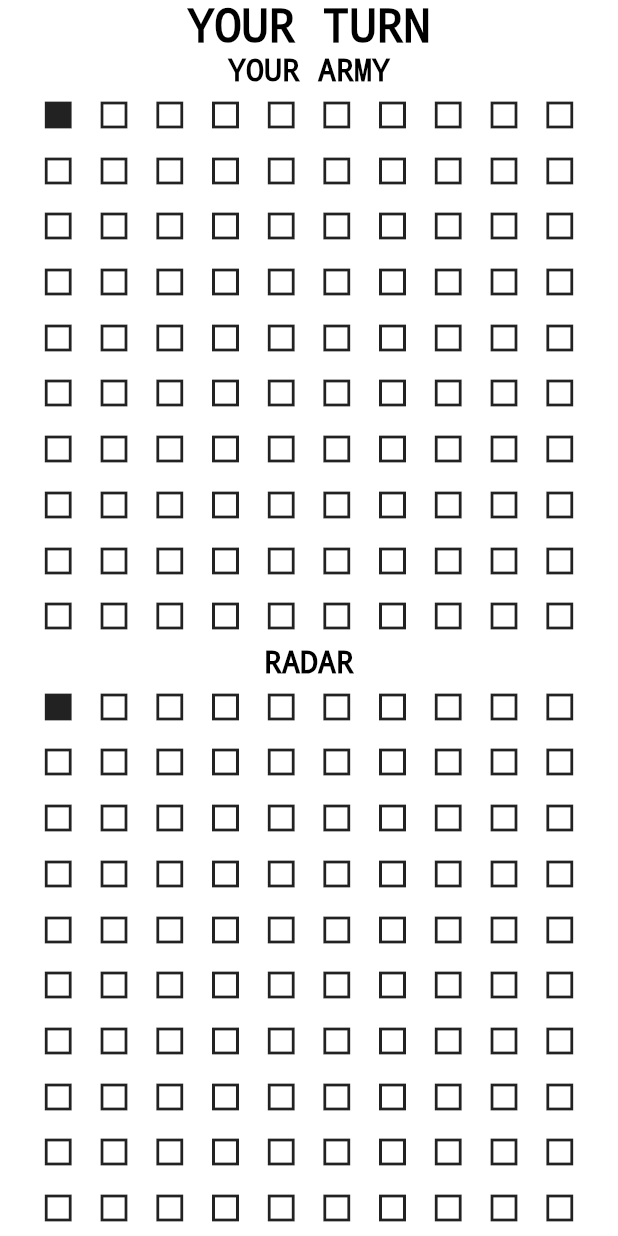
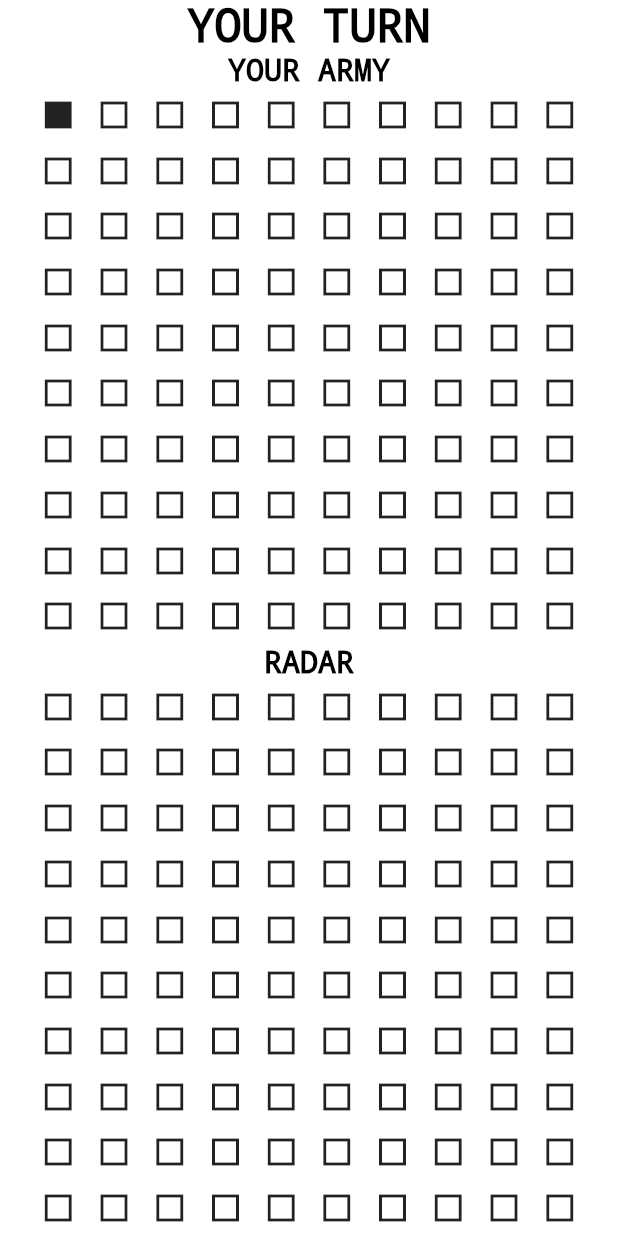
Before and after one commit to KlaudiuszSoltysik/Battleships-game, a Flutter app: the Game screen opened by its route, after a tap on the "square" icon, on a phone screen of 412 x 824 dp. Run offline on Flutter 3.47's test engine with Material 2 defaults, Android fonts, the phone set to English and light mode, and no system bars; our stand-ins replace animated_text_kit.

Commit message:
22.09 work

```diff
--- a/lib/components/components.dart
+++ b/lib/components/components.dart
@@ -79,16 +79,16 @@ class Input extends StatelessWidget {
   }
 }
 
-class GameGrid extends StatelessWidget with ChangeNotifier {
+class GameGrid extends StatelessWidget {
   GameGrid({super.key});
 
-  List<Widget> createGrid() {
+  List<Widget> createGrid(place) {
     List<Widget> rowList = [];
 
     for (int x = 0; x < 10; x++) {
       List<Widget> iconList = [];
       for (int y = 0; y < 10; y++) {
-        Square temp = Square(x: x, y: y);
+        Square temp = Square(x: x, y: y, place: place);
         iconList.add(
           Expanded(
             child: AspectRatio(
@@ -108,17 +108,32 @@ class GameGrid extends StatelessWidget with ChangeNotifier {
     return Expanded(
       child: Row(
         mainAxisAlignment: MainAxisAlignment.center,
-        children: createGrid(),
+        children: createGrid(true),
       ),
     );
   }
 }
 
-class Square extends StatefulWidget with ChangeNotifier {
+class RandomGameGrid extends GameGrid {
+  RandomGameGrid({super.key});
+
+  @override
+  Widget build(BuildContext context) {
+    return Expanded(
+      child: Row(
+        mainAxisAlignment: MainAxisAlignment.center,
+        children: createGrid(false),
+      ),
+    );
+  }
+}
+
+class Square extends StatefulWidget {
   int x;
   int y;
+  bool place;
 
-  Square({super.key, required this.x, required this.y});
+  Square({super.key, required this.x, required this.y, required this.place});
 
   @override
   State<Square> createState() => _SquareState();
@@ -129,11 +144,17 @@ class _SquareState extends State<Square> {
     context.read<Brain>().placeShip(x: widget.x, y: widget.y);
   }
 
+  void fire() {
+    context.read<AI>().fire(x: widget.x, y: widget.y);
+  }
+
   @override
   Widget build(BuildContext context) {
     return GestureDetector(
-      onTap: placeShip,
-      child: Icon(context.watch<Brain>().icon[widget.x][widget.y]),
+      onTap: widget.place ? placeShip : fire,
+      child: widget.place
+          ? Icon(context.watch<Brain>().icon[widget.x][widget.y])
+          : Icon(context.watch<AI>().icon[widget.x][widget.y]),
     );
   }
 }
--- a/lib/components/providerClass.dart
+++ b/lib/components/providerClass.dart
@@ -1,5 +1,6 @@
 import 'package:flutter/material.dart';
 import 'components.dart';
+import 'dart:math';
 
 class Brain with ChangeNotifier {
   int ship5 = 0;
@@ -9,129 +10,17 @@ class Brain with ChangeNotifier {
   int ship1 = 0;
   bool accept = false;
   bool lock = false;
-  List<List<Square>> squareList = [];
-  List<List<IconData>> icon = [
-    [
-      Icons.square_outlined,
-      Icons.square_outlined,
-      Icons.square_outlined,
-      Icons.square_outlined,
-      Icons.square_outlined,
-      Icons.square_outlined,
-      Icons.square_outlined,
-      Icons.square_outlined,
-      Icons.square_outlined,
-      Icons.square_outlined
-    ],
-    [
-      Icons.square_outlined,
-      Icons.square_outlined,
-      Icons.square_outlined,
-      Icons.square_outlined,
-      Icons.square_outlined,
-      Icons.square_outlined,
-      Icons.square_outlined,
-      Icons.square_outlined,
-      Icons.square_outlined,
-      Icons.square_outlined
-    ],
-    [
-      Icons.square_outlined,
-      Icons.square_outlined,
-      Icons.square_outlined,
-      Icons.square_outlined,
-      Icons.square_outlined,
-      Icons.square_outlined,
-      Icons.square_outlined,
-      Icons.square_outlined,
-      Icons.square_outlined,
-      Icons.square_outlined
-    ],
-    [
-      Icons.square_outlined,
-      Icons.square_outlined,
-      Icons.square_outlined,
-      Icons.square_outlined,
-      Icons.square_outlined,
-      Icons.square_outlined,
-      Icons.square_outlined,
-      Icons.square_outlined,
-      Icons.square_outlined,
-      Icons.square_outlined
-    ],
-    [
-      Icons.square_outlined,
-      Icons.square_outlined,
-      Icons.square_outlined,
-      Icons.square_outlined,
-      Icons.square_outlined,
-      Icons.square_outlined,
-      Icons.square_outlined,
-      Icons.square_outlined,
-      Icons.square_outlined,
-      Icons.square_outlined
-    ],
-    [
-      Icons.square_outlined,
-      Icons.square_outlined,
-      Icons.square_outlined,
-      Icons.square_outlined,
-      Icons.square_outlined,
-      Icons.square_outlined,
-      Icons.square_outlined,
-      Icons.square_outlined,
-      Icons.square_outlined,
-      Icons.square_outlined
-    ],
-    [
-      Icons.square_outlined,
-      Icons.square_outlined,
-      Icons.square_outlined,
-      Icons.square_outlined,
-      Icons.square_outlined,
-      Icons.square_outlined,
-      Icons.square_outlined,
-      Icons.square_outlined,
-      Icons.square_outlined,
-      Icons.square_outlined
-    ],
-    [
-      Icons.square_outlined,
-      Icons.square_outlined,
-      Icons.square_outlined,
-      Icons.square_outlined,
-      Icons.square_outlined,
-      Icons.square_outlined,
-      Icons.square_outlined,
-      Icons.square_outlined,
-      Icons.square_outlined,
-      Icons.square_outlined
-    ],
-    [
-      Icons.square_outlined,
-      Icons.square_outlined,
-      Icons.square_outlined,
-      Icons.square_outlined,
-      Icons.square_outlined,
-      Icons.square_outlined,
-      Icons.square_outlined,
-      Icons.square_outlined,
-      Icons.square_outlined,
-      Icons.square_outlined
-    ],
-    [
-      Icons.square_outlined,
-      Icons.square_outlined,
-      Icons.square_outlined,
-      Icons.square_outlined,
-      Icons.square_outlined,
-      Icons.square_outlined,
-      Icons.square_outlined,
-      Icons.square_outlined,
-      Icons.square_outlined,
-      Icons.square_outlined
-    ]
-  ];
+  List<List<IconData>> icon = [];
+
+  void init() {
+    for (int i = 0; i < 10; i++) {
+      List<IconData> temp = [];
+      for (int j = 0; j < 10; j++) {
+        temp.add(Icons.square_outlined);
+      }
+      icon.add(temp);
+    }
+  }
 
   void placeShip({required x, required y}) {
     if (!lock) {
@@ -182,11 +71,15 @@ class Brain with ChangeNotifier {
         }
       }
       notifyListeners();
-      checkLength();
+      if (checkLength()) {
+        accept = true;
+      } else {
+        accept = false;
+      }
     }
   }
 
-  void checkLength() {
+  bool checkLength() {
     ship5 = 0;
     ship4 = 0;
     ship3 = 0;
@@ -317,10 +210,93 @@ class Brain with ChangeNotifier {
         }
       }
     }
-    if (segments == 35) {
-      accept = true;
+    if ((segments == 35) &
+        (ship1 == 5) &
+        (ship2 == 4) &
+        (ship3 == 3) &
+        (ship4 == 2) &
+        (ship5 == 1)) {
+      return true;
     } else {
-      accept = false;
+      return false;
     }
   }
 }
+
+class AI extends Brain {
+  List<List<bool>> ship = [];
+  List<List<List<int>>> ship5pos = [];
+  List<List<List<int>>> ship4pos = [];
+  List<List<List<int>>> ship3pos = [];
+  List<List<List<int>>> ship2pos = [];
+  List<List<int>> ship1pos = [];
+
+  @override
+  void init() {
+    for (int i = 0; i < 10; i++) {
+      List<IconData> temp = [];
+      for (int j = 0; j < 10; j++) {
+        temp.add(Icons.square_outlined);
+      }
+      icon.add(temp);
+    }
+
+    for (int i = 0; i < 10; i++) {
+      List<bool> temp = [];
+      for (int i = 0; i < 10; i++) {
+        temp.add(false);
+      }
+      ship.add(temp);
+    }
+
+    for (int i = 0; i < 10; i++) {
+      for (int j = 0; j < 6; j++) {
+        List<List<int>> temp2 = [];
+        for (int k = j; k < j + 5; k++) {
+          List<int> temp = [];
+          temp.add(i);
+          temp.add(k);
+          temp2.add(temp);
+        }
+        ship5pos.add(temp2);
+      }
+    }
+
+    for (int i = 0; i < 10; i++) {
+      for (int j = 0; j < 10; j++) {
+        List<int> temp = [];
+        temp.add(i);
+        temp.add(j);
+        ship1pos.add(temp);
+      }
+    }
+  }
+
+  void randomizeBoard() {
+    print(ship5pos);
+
+    for (int i = 0; i < 10; i++) {
+      for (int j = 0; j < 10; j++) {
+        if (ship[i][j] == true) {
+          icon[i][j] = Icons.square;
+        }
+      }
+    }
+    notifyListeners();
+  }
+
+  void clearBoard() {
+    for (int i = 0; i < 10; i++) {
+      for (int j = 0; j < 10; j++) {
+        icon[i][j] = Icons.square_outlined;
+        ship[i][j] = false;
+      }
+    }
+    notifyListeners();
+  }
+
+  void fire({required x, required y}) {
+    clearBoard();
+    randomizeBoard();
+  }
+}
--- a/lib/main.dart
+++ b/lib/main.dart
@@ -11,17 +11,21 @@ void main() {
     MultiProvider(
       providers: [
         ChangeNotifierProvider(create: (context) => Brain()),
+        ChangeNotifierProvider(create: (context) => AI()),
       ],
       child: MyApp(),
     ),
   );
 }
 
-class MyApp extends StatelessWidget with ChangeNotifier {
+class MyApp extends StatelessWidget {
   MyApp({super.key});
 
   @override
   Widget build(BuildContext context) {
+    context.watch<Brain>().init();
+    context.watch<AI>().init();
+
     SystemChrome.setPreferredOrientations([
       DeviceOrientation.portraitUp,
       DeviceOrientation.portraitDown,
--- a/lib/screens/game.dart
+++ b/lib/screens/game.dart
@@ -10,9 +10,10 @@ class Game extends StatefulWidget {
   State<Game> createState() => _GameState();
 }
 
-class _GameState extends State<Game> with ChangeNotifier {
+class _GameState extends State<Game> {
   @override
   Widget build(BuildContext context) {
+    // context.watch<AI>().randomizeBoard();
     return Container(
       color: Colors.white,
       child: SafeArea(
@@ -49,7 +50,7 @@ class _GameState extends State<Game> with ChangeNotifier {
                 fontWeight: FontWeight.bold,
               ),
             ),
-            GameGrid(),
+            RandomGameGrid(),
           ],
         ),
       ),
--- a/lib/screens/menu.dart
+++ b/lib/screens/menu.dart
@@ -2,7 +2,7 @@ import 'package:flutter/material.dart';
 import 'package:animated_text_kit/animated_text_kit.dart';
 import '../components/components.dart';
 
-class Menu extends StatelessWidget with ChangeNotifier {
+class Menu extends StatelessWidget {
   Menu({super.key});
 
   @override
--- a/lib/screens/preparation.dart
+++ b/lib/screens/preparation.dart
@@ -10,7 +10,7 @@ class Preparation extends StatefulWidget {
   State<Preparation> createState() => _PreparationState();
 }
 
-class _PreparationState extends State<Preparation> with ChangeNotifier {
+class _PreparationState extends State<Preparation> {
   @override
   Widget build(BuildContext context) {
     return Container(
@@ -36,7 +36,7 @@ class _PreparationState extends State<Preparation> with ChangeNotifier {
               color: !context.read<Brain>().accept ? Colors.red : Colors.black,
               function: () {
                 Navigator.pushNamed(context, "/game");
-                context.read()<Brain>().lock = true;
+                context.read<Brain>().lock = true;
               },
               text: "ACCEPT",
             ),
@@ -48,9 +48,9 @@ class _PreparationState extends State<Preparation> with ChangeNotifier {
                     mainAxisAlignment: MainAxisAlignment.center,
                     children: <Widget>[
                       Text(
-                        "${5 - context.read<Brain>().ship1} X ",
+                        "${5 - context.watch<Brain>().ship1} X ",
                         style: TextStyle(
-                          color: context.read<Brain>().ship1 > 5
+                          color: context.watch<Brain>().ship1 > 5
                               ? Colors.red
                               : Colors.black,
                           decoration: TextDecoration.none,
@@ -65,9 +65,9 @@ class _PreparationState extends State<Preparation> with ChangeNotifier {
                     mainAxisAlignment: MainAxisAlignment.center,
                     children: <Widget>[
                       Text(
-                        "${4 - context.read<Brain>().ship2} X ",
+                        "${4 - context.watch<Brain>().ship2} X ",
                         style: TextStyle(
-                          color: context.read<Brain>().ship2 > 4
+                          color: context.watch<Brain>().ship2 > 4
                               ? Colors.red
                               : Colors.black,
                           decoration: TextDecoration.none,
@@ -83,9 +83,9 @@ class _PreparationState extends State<Preparation> with ChangeNotifier {
                     mainAxisAlignment: MainAxisAlignment.center,
                     children: <Widget>[
                       Text(
-                        "${3 - context.read<Brain>().ship3} X ",
+                        "${3 - context.watch<Brain>().ship3} X ",
                         style: TextStyle(
-                          color: context.read<Brain>().ship3 > 3
+                          color: context.watch<Brain>().ship3 > 3
                               ? Colors.red
                               : Colors.black,
                           decoration: TextDecoration.none,
@@ -102,9 +102,9 @@ class _PreparationState extends State<Preparation> with ChangeNotifier {
                     mainAxisAlignment: MainAxisAlignment.center,
                     children: <Widget>[
                       Text(
-                        "${2 - context.read<Brain>().ship4} X ",
+                        "${2 - context.watch<Brain>().ship4} X ",
                         style: TextStyle(
-                          color: context.read<Brain>().ship4 > 2
+                          color: context.watch<Brain>().ship4 > 2
                               ? Colors.red
                               : Colors.black,
                           decoration: TextDecoration.none,
@@ -122,9 +122,9 @@ class _PreparationState extends State<Preparation> with ChangeNotifier {
                     mainAxisAlignment: MainAxisAlignment.center,
                     children: <Widget>[
                       Text(
-                        "${1 - context.read<Brain>().ship5} X ",
+                        "${1 - context.watch<Brain>().ship5} X ",
                         style: TextStyle(
-                          color: context.read<Brain>().ship5 > 1
+                          color: context.watch<Brain>().ship5 > 1
                               ? Colors.red
                               : Colors.black,
                           decoration: TextDecoration.none,
```
